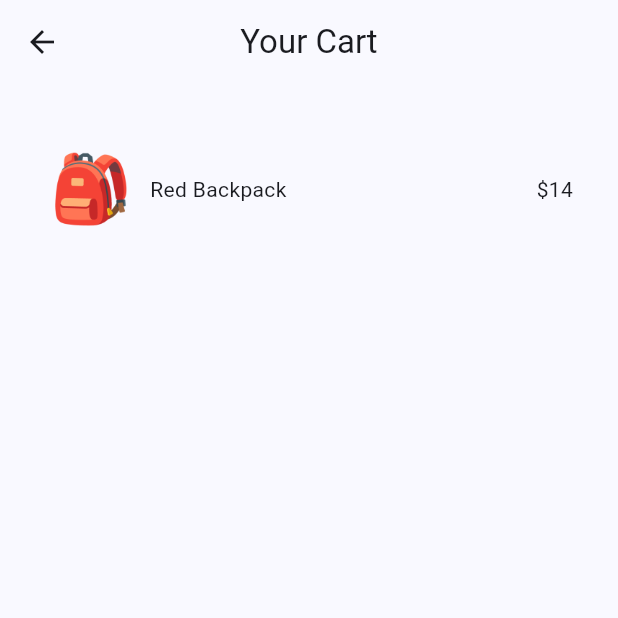
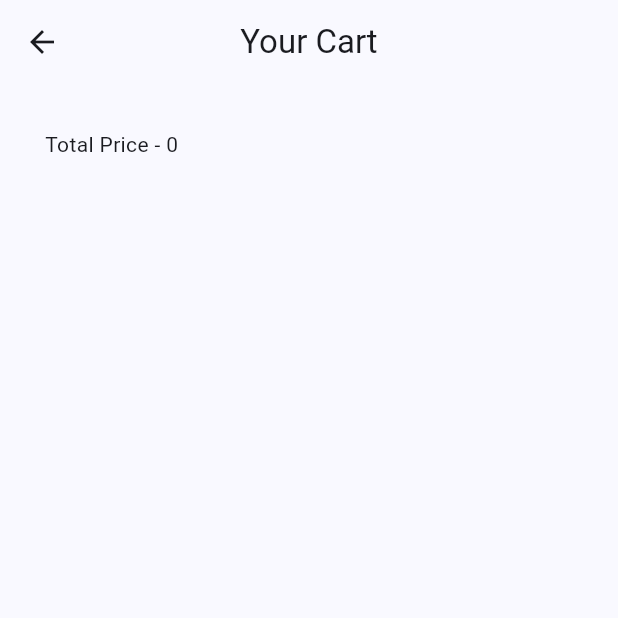
Before and after one commit to jeremykung/flutter-riverpod-test, a Flutter app: the screen it shows after launch, scrolled down 114 dp, after a tap on the "shopping bag" icon, on a phone screen of 412 x 824 dp, the top half of it. Run offline on Flutter 3.47's test engine with Material 3 defaults, Android fonts, the phone set to English and light mode, and no system bars; our stand-ins replace flutter_riverpod, riverpod_annotation; generated files the repository leaves out were written again.

```diff
--- a/lib/providers/cart_provider.dart
+++ b/lib/providers/cart_provider.dart
@@ -1,14 +1,14 @@
 import 'package:riverpod_annotation/riverpod_annotation.dart';
 import 'package:riverpod_files/models/product.dart';
-import 'package:riverpod_files/providers/products_provider.dart';
 
-class CartNotifier extends Notifier<Set<Product>> {
+part 'cart_provider.g.dart';
+
+@riverpod
+class CartNotifier extends _$CartNotifier {
 
   @override
   Set<Product> build() {
-    return const {
-      Product(id: '4', title: 'Red Backpack', price: 14, image: 'assets/products/backpack.png')
-    };
+    return const {};
   }
 
   void addProduct(Product product) {
@@ -27,6 +27,16 @@ class CartNotifier extends Notifier<Set<Product>> {
 
 }
 
-final cartNotifierProvider = NotifierProvider<CartNotifier, Set<Product>>(() {
-  return CartNotifier();
-});
+@riverpod
+int cartTotal(ref) {
+
+  final cartProducts = ref.watch(cartNotifierProvider);
+
+  int total = 0;
+
+  for (Product product in cartProducts) {
+    total += product.price;
+  }
+
+  return total;
+}
--- a/lib/screens/cart/cart_screen.dart
+++ b/lib/screens/cart/cart_screen.dart
@@ -15,6 +15,7 @@ class _CartScreenState extends ConsumerState<CartScreen> {
   @override
   Widget build(BuildContext context) {
     final cartProducts = ref.watch(cartNotifierProvider);
+    final total = ref.watch(cartTotalProvider);
 
     return Scaffold(
       appBar: AppBar(
@@ -39,8 +40,8 @@ class _CartScreenState extends ConsumerState<CartScreen> {
                       ),
                       const SizedBox(width: 10),
                       Text(product.title),
-                      Expanded(
-                        child: const SizedBox(width: 10),
+                      const Expanded(
+                        child: SizedBox(width: 10),
                       ),
                       Text('\$${product.price.toString()}'),
                     ],
@@ -48,6 +49,7 @@ class _CartScreenState extends ConsumerState<CartScreen> {
                 );
               }).toList(), // output cart products here
             ),
+            Text('Total Price - $total'),
             // output totals here
           ],
         ),
--- a/lib/shared/cart_icon.dart
+++ b/lib/shared/cart_icon.dart
@@ -1,11 +1,15 @@
 import 'package:flutter/material.dart';
+import 'package:flutter_riverpod/flutter_riverpod.dart';
+import 'package:riverpod_files/providers/cart_provider.dart';
 import 'package:riverpod_files/screens/cart/cart_screen.dart';
 
-class CartIcon extends StatelessWidget {
+class CartIcon extends ConsumerWidget {
   const CartIcon({super.key});
 
   @override
-  Widget build(BuildContext context) {
+  Widget build(BuildContext context, WidgetRef ref) {
+    final numberOfCartItems = ref.watch(cartNotifierProvider).length;
+
     return Stack(
       children: [
         IconButton(
@@ -27,6 +31,14 @@ class CartIcon extends StatelessWidget {
               borderRadius: BorderRadius.circular(10),
               color: Colors.blueAccent,
             ),
+            child: Text(
+              numberOfCartItems.toString(),
+              style: const TextStyle(
+                color: Colors.white,
+                fontWeight: FontWeight.bold,
+                fontSize: 12,
+              ),
+            ),
           ),
         ),
       ],
```
Also changed, not shown: lib/providers/cart_provider.g.dart (added).
